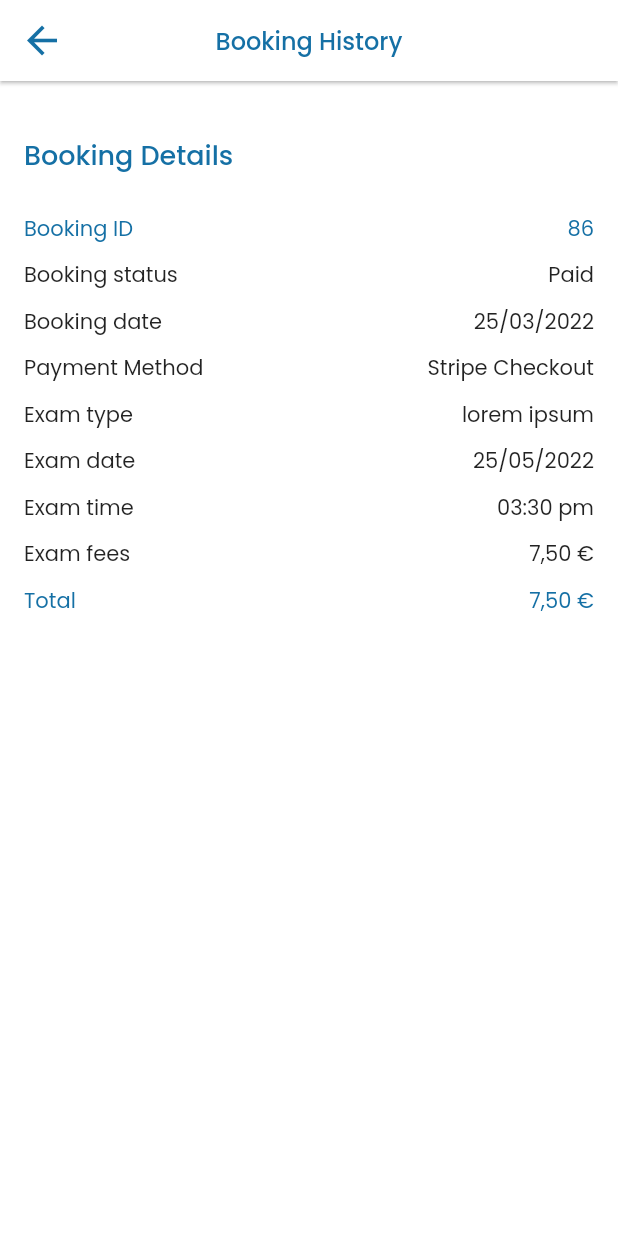
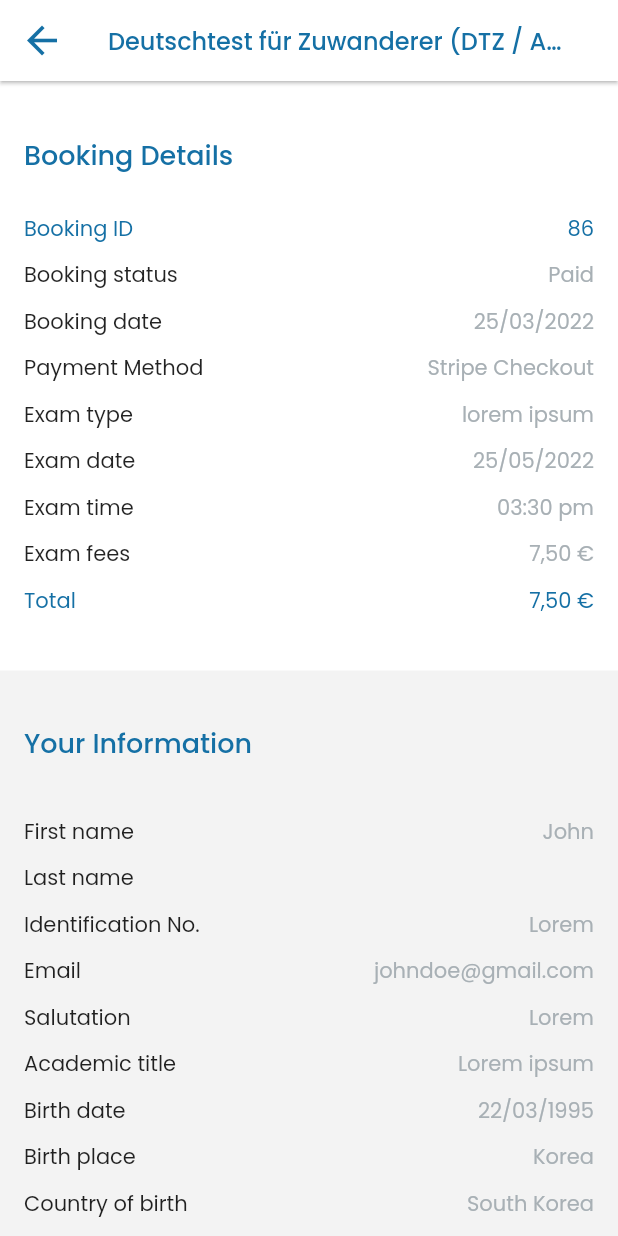
Before and after one commit to vikramS-addweb/Flutter-BBZ-Private, a Flutter app: the BookingHistory screen opened directly, after a tap on "Full Amount Paid", on a phone screen of 412 x 824 dp. Run offline on Flutter 3.47's test engine with Material 2 defaults, Android fonts, the phone set to English and light mode, and no system bars; our stand-ins replace connectivity_plus, get, image_picker, percent_indicator; missing offline and left inert: custom_top_navigator; network calls fail.

Commit message:
booking details done

```diff
--- a/lib/Styles/ColorStyle.dart
+++ b/lib/Styles/ColorStyle.dart
@@ -14,6 +14,7 @@ class ColorStyle {
   static final Color red_ED0925 = hex("#ED0925");
   static final Color brown_C16D00 = hex("#C16D00");
   static final Color white_F3F3F3 = hex("#F3F3F3");
+  static final Color lightBlue_F2F2F2 = hex("#F3F3F3");
 
   static Color hex(String hexString) {
     final buffer = StringBuffer();
@@ -21,11 +22,7 @@ class ColorStyle {
     buffer.write(hexString.replaceFirst('#', ''));
     return Color(int.parse(buffer.toString(), radix: 16));
   }
-
-
 }
-
-
 
 extension ColorConversion on Color {
   MaterialColor toMaterialColor() {
--- a/lib/Styles/ImageStyle.dart
+++ b/lib/Styles/ImageStyle.dart
@@ -13,6 +13,8 @@ class ImageStyle {
   static const String gradingTest = baseImage + "Grading_Test.jpg";
   static const String registration = baseImage + "registration.jpg";
   static const String newArticle = baseImage + "newsArticle.png";
-
+  static const String paid = baseImage + "paid.png";
   static const String cancelDrawer = baseImage + "cancelDrawer.png";
+  static const String account = baseImage + "account.png";
+  static const String test = baseImage + "test.png";
 }
--- a/lib/Views/BookingDetails.dart
+++ b/lib/Views/BookingDetails.dart
@@ -18,12 +18,31 @@ class BookingDetails extends StatelessWidget {
     {'item': 'Exam fees', 'value': '7,50 €'},
   ];
 
+  List yourInformation = [
+    {'item': 'First name', 'value': 'John'},
+    {'item': 'Last name', 'value': ''},
+    {'item': 'Identification No.', 'value': 'Lorem'},
+    {'item': 'Email', 'value': 'johndoe@gmail.com'},
+    {'item': 'Salutation', 'value': 'Lorem'},
+    {'item': 'Academic title', 'value': 'Lorem ipsum'},
+    {'item': 'Birth date', 'value': '22/03/1995'},
+    {'item': 'Birth place', 'value': 'Korea'},
+    {'item': 'Country of birth', 'value': 'South Korea'},
+    {'item': 'Mother Tongue', 'value': 'India'},
+    {'item': 'Telephone', 'value': '12345678'},
+    {'item': 'Mobile', 'value': '+491234566'},
+    {
+      'item': 'Address',
+      'value': 'Lorem ipsum, dolor sit amet,adipresq, sdf-123456'
+    },
+  ];
+
   @override
   Widget build(BuildContext context) {
     return Scaffold(
       backgroundColor: ColorStyle.white,
       appBar: AppBarStyle(
-        title: 'Booking History',
+        title: 'Deutschtest für Zuwanderer (DTZ / A2-B1) (PR-220409-HU-DTZ)',
         leading: IconButton(
           icon: Icon(
             Icons.arrow_back,
@@ -59,8 +78,10 @@ class BookingDetails extends StatelessWidget {
       // appBar: AppBarStyle(),
       // )
       body: SingleChildScrollView(
-        child: Padding(
-          padding: const EdgeInsets.only(left: 16, right: 16),
+        child: Column(
+          children: [
+            Container(
+              padding: EdgeInsets.symmetric(horizontal: 16),
               child: Column(
                 crossAxisAlignment: CrossAxisAlignment.start,
                 children: [
@@ -76,7 +97,8 @@ class BookingDetails extends StatelessWidget {
                   Text(
                     'Booking Details',
                     style: TextStylesCustom.textStyles_18.apply(
-                    color: ColorStyle.primaryColor_1570A5, fontWeightDelta: 1),
+                        color: ColorStyle.primaryColor_1570A5,
+                        fontWeightDelta: 1),
                   ),
                   const SizedBox(
                     height: 25,
@@ -117,10 +139,37 @@ class BookingDetails extends StatelessWidget {
                   SizedBox(
                     height: 36,
                   ),
+                ],
+              ),
+            ),
 
             // ---------------------------------------------Your Information------------------->
+
+            Container(
+              padding: EdgeInsets.symmetric(horizontal: 16),
+              color: ColorStyle.lightBlue_F2F2F2,
+              child: Column(
+                  crossAxisAlignment: CrossAxisAlignment.start,
+                  children: [
+                    SizedBox(
+                      height: 35,
+                    ),
+                    Text(
+                      'Your Information',
+                      style: TextStylesCustom.textStyles_18.apply(
+                          color: ColorStyle.primaryColor_1570A5,
+                          fontWeightDelta: 1),
+                    ),
+                    SizedBox(
+                      height: 35,
+                    ),
+                    ItemsList(items: yourInformation),
+                    SizedBox(
+                      height: 40,
+                    ),
+                  ]),
+            )
           ],
-          ),
         ),
       ),
     );
@@ -147,11 +196,17 @@ class ItemsList extends StatelessWidget {
           itemBuilder: (context, index) {
             return Row(
               mainAxisAlignment: MainAxisAlignment.spaceBetween,
+              crossAxisAlignment: CrossAxisAlignment.start,
               children: [
                 Text(items[index]['item'],
                     style: TextStylesCustom.textStyles_14),
-                Text(items[index]['value'],
-                    style: TextStylesCustom.textStyles_14),
+                SizedBox(
+                  width: Get.mediaQuery.size.width * 0.5,
+                  child: Text(items[index]['value'],
+                      textAlign: TextAlign.end,
+                      style: TextStylesCustom.textStyles_14
+                          .apply(color: ColorStyle.grey_A8B0B5)),
+                ),
               ],
             );
           },
--- a/lib/Views/BookingHistory.dart
+++ b/lib/Views/BookingHistory.dart
@@ -111,10 +111,18 @@ class Exams extends StatelessWidget {
                             const SizedBox(
                               width: 10,
                             ),
-                            Icon(
-                              Icons.credit_score,
-                              size: 28,
-                              color: ColorStyle.primaryColor_1570A5,
+                            // Icon(
+                            //   Icons.credit_score,
+                            //   size: 28,
+                            //   color: ColorStyle.primaryColor_1570A5,
+                            // ),
+                            SizedBox(
+                              width: 28,
+                              height: 28,
+                              child: Image.asset(
+                                ImageStyle.paid,
+                                fit: BoxFit.fill,
+                              ),
                             ),
                             const SizedBox(
                               width: 14,
--- a/lib/Views/ContactUs.dart
+++ b/lib/Views/ContactUs.dart
@@ -228,12 +228,14 @@ class ContactUs extends StatelessWidget {
                               crossAxisAlignment: CrossAxisAlignment.start,
                               mainAxisAlignment: MainAxisAlignment.start,
                               children: [
-                                SizedBox(height: 10,),
+                                SizedBox(
+                                  height: 10,
+                                ),
                                 Text(
                                   'BBZ Language Schools',
                                   style: TextStylesCustom.textStyles_16.apply(
                                       color: ColorStyle.primaryColor_1570A5,
-                                  fontWeightDelta: 1),
+                                      fontWeightDelta: 1),
                                 ),
                                 SizedBox(
                                   height: 4,
```
Also changed, not shown: lib/Views/Profile.dart (+9 -4 lines), lib/Views/TabbarScreen.dart (+14 -12 lines), assets/Images/account.png (added), assets/Images/paid.png (added), assets/Images/test.png (added). Lines whose indentation alone changed are shown as unchanged.
